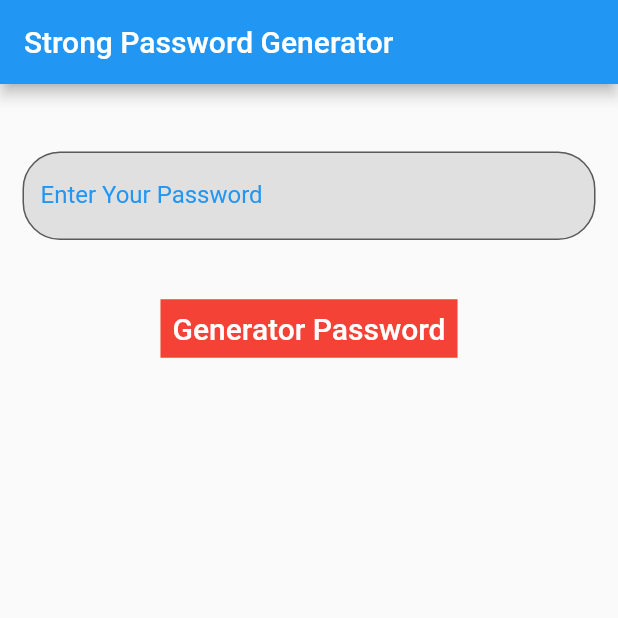
After one commit to ShiekhAmish/FLutter_Apps_090, a Flutter app: the screen it shows after launch, after a tap on "Simple Password", on a phone screen of 412 x 824 dp, the top half of it. The commit adds this screen. Run offline on Flutter 3.47's test engine with Material 2 defaults, Android fonts, the phone set to English and light mode, and no system bars; our stand-ins replace animated_text_kit, audioplayers, font_awesome_flutter, google_fonts, rflutter_alert, share_plus and 2 more; missing offline and left inert: flutter_animated_button, mailto, random_password_generator.

Commit message:
Simple_Password
Here In this part I design Simple password Screen and its working....

```diff
--- a/amish_090_mid_term_app/lib/main.dart
+++ b/amish_090_mid_term_app/lib/main.dart
@@ -1,3 +1,4 @@
+import 'package:amish_090_mid_term_app/simple.dart';
 import 'package:amish_090_mid_term_app/strong.dart';
 import 'package:flutter/material.dart';
 import 'package:amish_090_mid_term_app/strong.dart';
@@ -6,7 +7,7 @@ void main() {
 }
 
 class MyApp extends StatelessWidget {
-  const MyApp({Key? key}) : super(key: key);
+  const MyApp({Key key}) : super(key: key);
 
 
   @override
@@ -18,13 +19,13 @@ class MyApp extends StatelessWidget {
 
         primarySwatch: Colors.blue,
       ),
-      home: const MyHomePage(title: 'Flutter Demo Home Page'),
+      home: MyHomePage(title: 'Flutter Demo Home Page'),
     );
   }
 }
 
 class MyHomePage extends StatefulWidget {
-  const MyHomePage({Key? key, required this.title}) : super(key: key);
+   MyHomePage({Key key,  this.title}) : super(key: key);
 
 
 
@@ -64,7 +65,12 @@ class _MyHomePageState extends State<MyHomePage> {
           mainAxisAlignment: MainAxisAlignment.center,
           children: [
             GestureDetector(
-              onTap: null,
+              onTap: (){
+      Navigator.push(
+      context,
+      MaterialPageRoute(builder: (context) => Simple()),
+      );
+      },
               child: Card(
 
                 child: Container(
--- /dev/null
+++ b/amish_090_mid_term_app/lib/simple.dart
@@ -0,0 +1,146 @@
+import 'package:flutter/material.dart';
+import 'package:random_password_generator/random_password_generator.dart';
+import 'dart:math';
+class Simple extends StatefulWidget {
+
+
+  @override
+  _SimpleState createState() => _SimpleState();
+}
+
+class _SimpleState extends State<Simple> {
+  bool _isWithLetters = true;
+  bool _isWithUppercase = false;
+  bool _isWithNumbers = false;
+  bool _isWithSpecial = false;
+  double _numberCharPassword = 4;
+  String newPassword = '';
+  Color _color = Colors.blue;
+  String isOk = '';
+  final TextEditingController _passwordLength = TextEditingController();
+  final TextEditingController _passwordChars = TextEditingController();
+  final TextEditingController _passwordDigits = TextEditingController();
+  final TextEditingController _passwordSymbols = TextEditingController();
+  final password = RandomPasswordGenerator();
+  static const MaxNumericDigits = 17;
+  static final _random = Random();
+
+  static String getString(int digitCount) {
+
+    String s = "";
+    for (var i = 0; i < digitCount; i++) {
+      s += _random.nextInt(10).toString();
+    }
+    return s;
+  }
+  String s= getString(4);
+  String con =  '';
+  @override
+  void initState() {
+    super.initState();
+  }
+
+
+
+  @override
+  Widget build(BuildContext context) {
+    return MaterialApp(
+      debugShowCheckedModeBanner: false,
+      home: Scaffold(
+        appBar: AppBar(
+          title: const Text('Strong Password Generator'),
+        ),
+        body: Center(
+            child: Column(
+              children: [
+                const SizedBox(
+                  height: 10,
+                ),
+
+                const SizedBox(
+                  height: 20,
+                ),
+                Padding(
+                  padding: const EdgeInsets.all(15.0),
+                  child: TextField(
+
+                    decoration: InputDecoration(
+                      border: OutlineInputBorder(
+                        borderRadius: BorderRadius.circular(25.0),
+                        borderSide: const BorderSide(),
+                      ),
+                      filled: true,
+                      fillColor: Colors.grey[300],
+                      labelText: 'Enter Your Password',
+                      labelStyle: const TextStyle(color: Colors.blue),
+                    ),
+                    keyboardType: TextInputType.number,
+                  ),
+                ),
+
+
+                const SizedBox(
+                  height: 20,
+                ),
+                FlatButton(
+                    onPressed: () {
+                      if (_passwordLength.text.trim().isNotEmpty) {
+                        _numberCharPassword =
+                            double.parse(_passwordLength.text.trim());
+                      }
+
+                      newPassword = password.randomPassword(
+                          letters: _isWithLetters,
+                          numbers: _isWithNumbers,
+                          passwordLength: _numberCharPassword,
+                          specialChar: _isWithSpecial,
+                          uppercase: _isWithUppercase);
+
+                      print(newPassword);
+                      double passwordStrength =
+                      password.checkPassword(password: newPassword);
+
+
+                      setState(() {});
+                    },
+                    child: Container(
+                      color: Colors.red,
+                      child: const Padding(
+                        padding: EdgeInsets.all(8.0),
+                        child: Text(
+                          'Generator Password',
+                          style: TextStyle(color: Colors.white, fontSize: 20),
+                        ),
+                      ),
+                    )),
+                const SizedBox(
+                  height: 10,
+                ),
+                if (newPassword.isNotEmpty)
+                  Center(
+                      child: SingleChildScrollView(
+                        child: Padding(
+                          padding: const EdgeInsets.all(8.0),
+                          child: Text(
+                            'Hint:',
+                            style: TextStyle(color: _color, fontSize: 25),
+                          ),
+                        ),
+                      )),
+                if (newPassword.isNotEmpty)
+                  Center(
+                      child: SingleChildScrollView(
+                        child: Padding(
+                          padding: const EdgeInsets.all(8.0),
+                          child: Text(
+                            s+newPassword,
+                            style: TextStyle(color: _color, fontSize: 25),
+                          ),
+                        ),
+                      ))
+              ],
+            )),
+      ),
+    );
+  }
+}
--- a/amish_090_mid_term_app/lib/strong.dart
+++ b/amish_090_mid_term_app/lib/strong.dart
@@ -32,7 +32,7 @@ class _StrongState extends State<Strong> {
       mainAxisAlignment: MainAxisAlignment.center,
       children: [
         Text(name),
-        Checkbox(value: value, onChanged: onTap(true)),
+        Checkbox(value: value, onChanged: onTap),
       ],
     );
   }
--- a/amish_090_mid_term_app/pubspec.yaml
+++ b/amish_090_mid_term_app/pubspec.yaml
@@ -18,7 +18,7 @@ publish_to: 'none' # Remove this line if you wish to publish to pub.dev
 version: 1.0.0+1
 
 environment:
-  sdk: ">=2.16.2 <3.0.0"
+  sdk: ">=2.7.0 <3.0.0"
 
 # Dependencies specify other packages that your package needs in order to work.
 # To automatically upgrade your package dependencies to the latest versions
```
Also changed, not shown: amish_090_mid_term_app/pubspec.lock.
